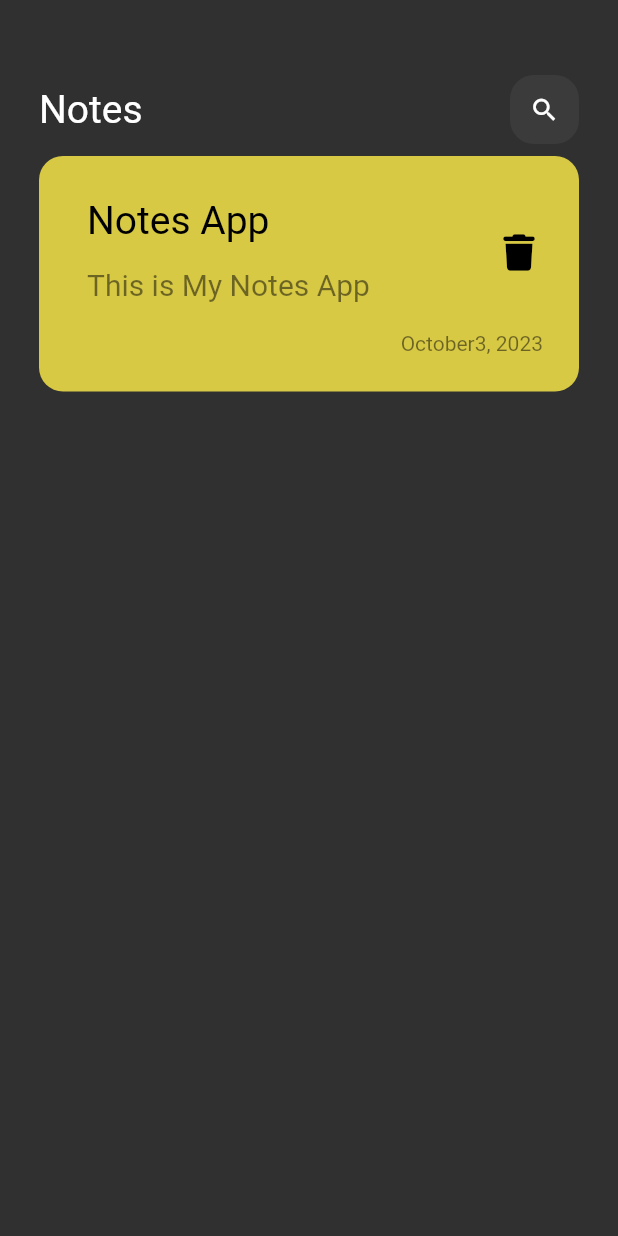
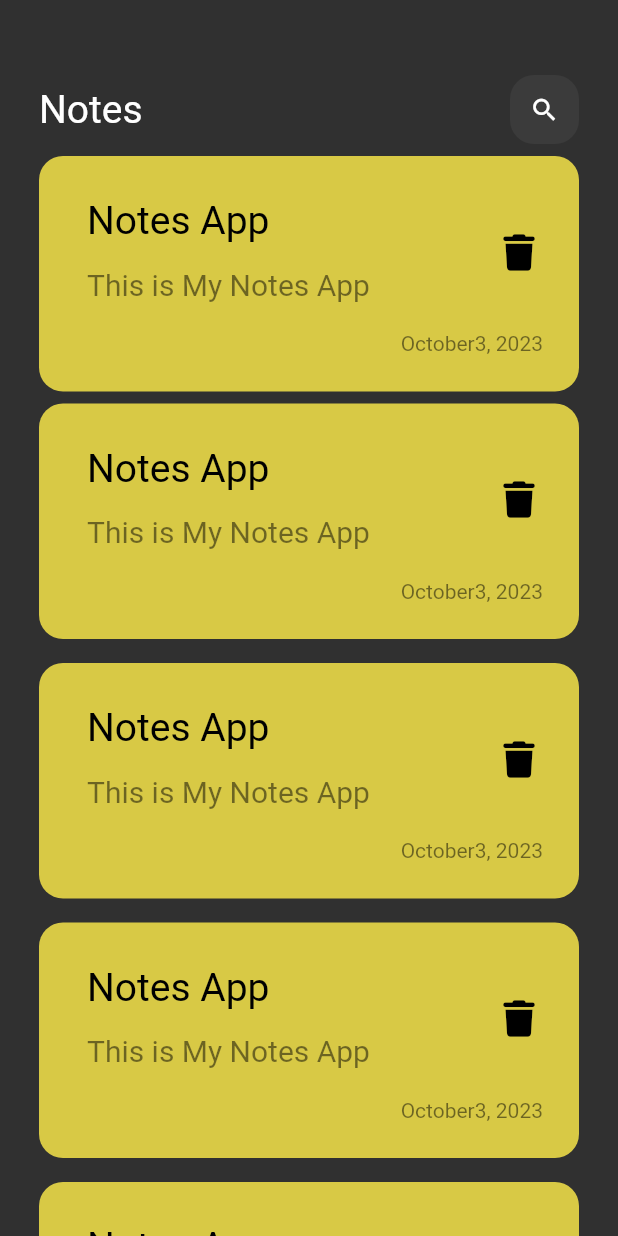
Before and after one commit to RadwaAshraf1/notes_app, a Flutter app: the screen it shows after launch, on a phone screen of 412 x 824 dp. Run offline on Flutter 3.47's test engine with Material 2 defaults, Android fonts, the phone set to English and light mode, and no system bars; our stand-ins replace font_awesome_flutter; Roboto replaces fonts that are missing (assets/fonts/Poppins-Regular.ttf).

Commit message:
creat note item listview

```diff
--- /dev/null
+++ b/lib/views/note_listview.dart
@@ -0,0 +1,18 @@
+import 'package:flutter/material.dart';
+import 'custom_note_item.dart';
+
+class NoteListView extends StatelessWidget {
+  const NoteListView({super.key});
+
+  @override
+  Widget build(BuildContext context) {
+    return ListView.builder(
+      itemBuilder: ((context, index) {
+        return const Padding(
+          padding: EdgeInsets.symmetric(vertical: 8.0),
+          child: NoteItem(),
+        );
+      }),
+    );
+  }
+}
--- a/lib/views/notes_view_body.dart
+++ b/lib/views/notes_view_body.dart
@@ -1,6 +1,7 @@
 import 'package:flutter/material.dart';
 import 'custom_app_bar.dart';
 import 'custom_note_item.dart';
+import 'note_listview.dart';
 
 class NotesViewBody extends StatelessWidget {
   const NotesViewBody({super.key});
@@ -16,6 +17,7 @@ class NotesViewBody extends StatelessWidget {
           ),
           CustomAppBar(),
           NoteItem(),
+          Expanded(child: NoteListView())
         ],
       ),
     );
```
